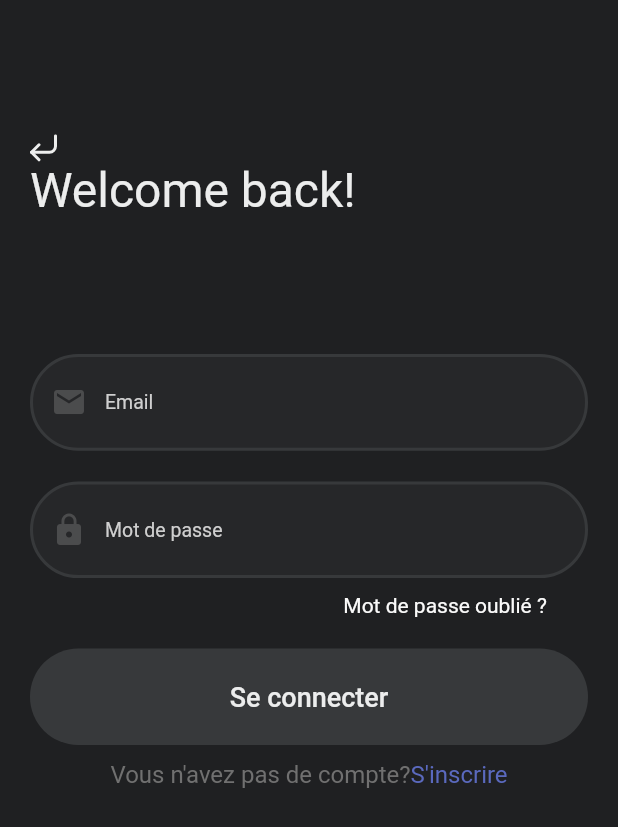
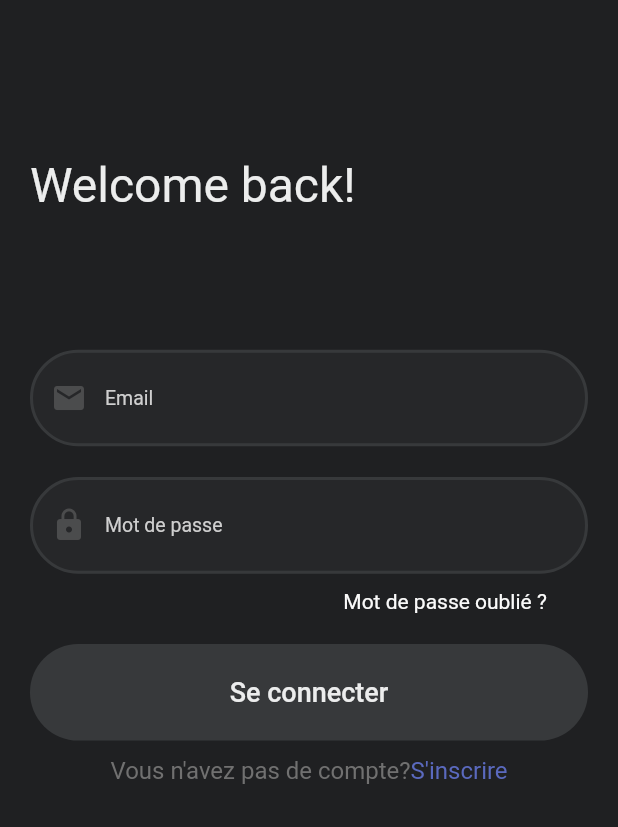
Before and after one commit to moho12n/proj_long, a Flutter app: the LoginScreen screen opened directly, on a phone screen of 412 x 824 dp. Shown: the top 827 px of the screen. Run offline on Flutter 3.47's test engine with Material 2 defaults, Android fonts, the phone set to English and light mode, and no system bars; our stand-ins replace email_validator, flare_flutter, flutter_animation_progress_bar, flutter_svg, get, google_maps_flutter and 1 more; missing offline and left inert: dart:ffi; Roboto replaces fonts that are missing (Lora, Montserrat, Raleway); project files that could hold a hidden picture were left out.

```diff
--- a/lib/views/authentification/login_screen.dart
+++ b/lib/views/authentification/login_screen.dart
@@ -5,6 +5,7 @@ import 'package:email_validator/email_validator.dart';
 import 'package:flutter_svg/svg.dart';
 import 'package:proj_long/controllers/authentification/login_controller.dart';
 import 'package:proj_long/views/authentification/signup_screen.dart';
+import 'package:proj_long/views/home_page/home_page.dart';
 import 'package:proj_long/views/tools/colors.dart';
 import 'package:proj_long/views/tools/dimensions.dart';
 
@@ -170,9 +171,8 @@ class LoginScreen extends StatelessWidget {
         children: [
           Padding(
             padding: EdgeInsets.only(
-              top: getHeight(54),
+              top: getHeight(66),
             ),
-            child: SvgPicture.asset("assets/icons/back_button.svg"),
           ),
           Text(
             "Welcome back!",
@@ -208,8 +208,8 @@ class LoginScreen extends StatelessWidget {
           SizedBox(height: getHeight(16)),
           InkWell(
             onTap: () {
-              //         Get.offAll(HomePage());
-              if (_formKey.currentState.validate()) {}
+              Get.offAll(HomePage());
+              //if (_formKey.currentState.validate()) {}
             },
             borderRadius: BorderRadius.all(Radius.circular(40)),
             highlightColor: Colors.transparent,
--- a/lib/views/home_page/home_page.dart
+++ b/lib/views/home_page/home_page.dart
@@ -114,7 +114,6 @@ class HomePageScreen extends StatelessWidget {
 
   @override
   Widget build(BuildContext context) {
-    // TODO: implement build
     return Stack(
       children: [
         Positioned.fill(
```
Also changed, not shown: lib/main.dart (+1 -28 lines).
